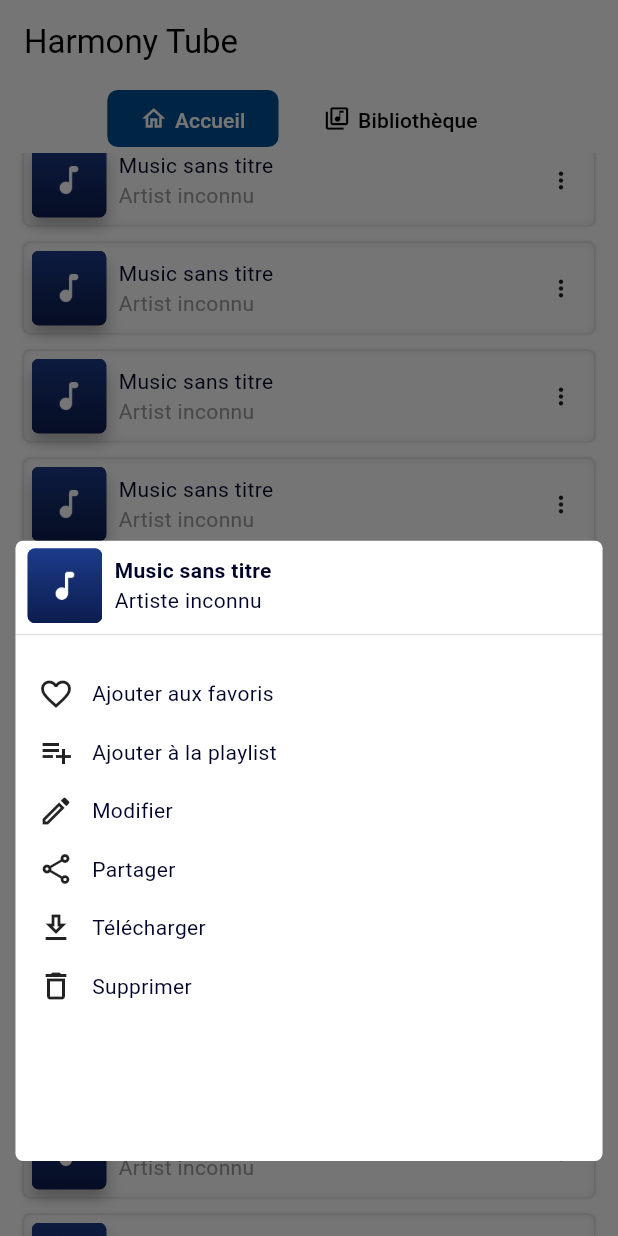
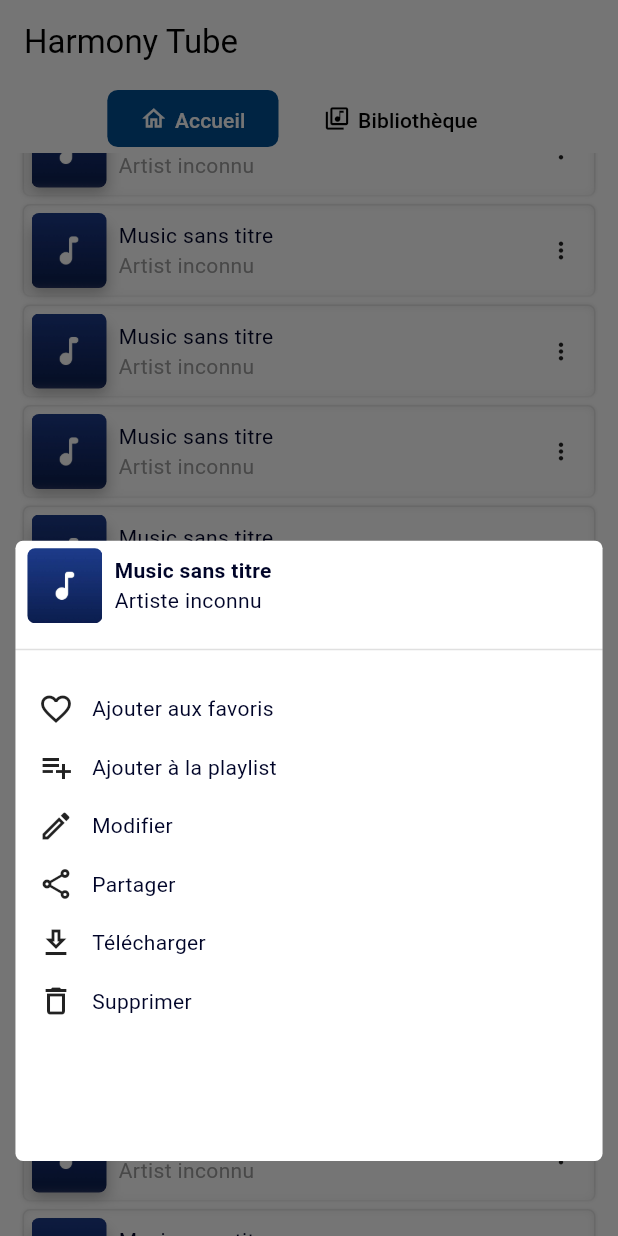
Before and after one commit to assadi-dev/harmony-tube, a Flutter app: the screen it shows after launch, scrolled down 576 dp, after a tap on the "more vert" icon, on a phone screen of 412 x 824 dp. Run offline on Flutter 3.47's test engine with Material 3 defaults, Android fonts, the phone set to English and light mode, and no system bars; drawn by our look-alikes of buttons_tabbar; our stand-ins replace flutter_bloc, get_it, go_router, sliding_up_panel; missing offline and left inert: flutter_sticky_widgets, wolt_modal_sheet.

Commit message:
refacto de modal bottomSheet

```diff
--- a/lib/config/app_config.dart
+++ b/lib/config/app_config.dart
@@ -13,3 +13,4 @@
 const double close_icon_size = 18;
 const double border_button = 5.00;
 const double more_icon_size = 18;
+const double list_spacing_icon_size = 5;
--- a/lib/screens/home/all_songs_container.dart
+++ b/lib/screens/home/all_songs_container.dart
@@ -2,6 +2,7 @@
 import 'package:flutter_sticky_widgets/flutter_sticky_widgets.dart';
 import 'package:harmony_tube/config/app_config.dart';
 import 'package:harmony_tube/widgets/cards/music_card.dart';
+import 'package:harmony_tube/widgets/modals/more_actions_list.dart';
 
 import 'carousel/carousel_home.dart';
 
@@ -74,11 +75,13 @@
               SizedBox(height: 80),
               ListView.separated(
                 physics: NeverScrollableScrollPhysics(),
-                separatorBuilder: (context, index) => const SizedBox(height: 10,),
+                separatorBuilder: (context, index) => const SizedBox(height: list_spacing_icon_size,),
                 shrinkWrap: true,
                 itemCount: 100,
                 itemBuilder: (BuildContext context, int index) {
-                  return MusicCard();
+                  final String id = index.toString();
+                  final moreActions = MoreActionsList(context: context,  id: id);
+                  return MusicCard(moreOptionWidget: moreActions.musicCardActions(),);
                 },
               ),
             ],
--- a/lib/screens/playlist_screens/playlist_contents.dart
+++ b/lib/screens/playlist_screens/playlist_contents.dart
@@ -1,4 +1,5 @@
 import 'package:flutter/material.dart';
+import 'package:harmony_tube/config/app_config.dart';
 import 'package:harmony_tube/screens/playlist_screens/mocks/playlist_mocks.dart';
 import 'package:harmony_tube/widgets/cards/playlist_card.dart';
 
@@ -14,7 +15,7 @@
 
       padding: const EdgeInsets.all(15),
       child: ListView.separated(
-        separatorBuilder: (context, index) => const SizedBox(height: 10,),
+        separatorBuilder: (context, index) => const SizedBox(height: list_spacing_icon_size,),
         shrinkWrap: true,
         itemCount: playlists.length,
         itemBuilder: (context, index) {
--- a/lib/widgets/cards/music_card.dart
+++ b/lib/widgets/cards/music_card.dart
@@ -4,10 +4,49 @@
 import 'package:harmony_tube/widgets/app_text_theme.dart';
 import 'package:harmony_tube/widgets/cards/card.dart';
 import 'package:harmony_tube/widgets/cards/music_modal_action.dart';
+import 'package:harmony_tube/widgets/cards/playlist_card.dart';
 import 'package:harmony_tube/widgets/text_with_icon_gesture.dart';
 
+
+/*class MusicCardListOptions {
+
+  final Widget moreOptionWidget;
+
+  MusicCardListOptions({required this.moreOptionWidget});
+
+  void openModalBottomSheet(BuildContext context) async {
+    await showModalBottomSheet(
+      useRootNavigator: true,
+      backgroundColor: Colors.transparent,
+      context: context,
+      builder: (ctx) =>
+          Container(
+            decoration: BoxDecoration(
+              borderRadius: BorderRadius.circular(5),
+              color: Colors.white,
+            ),
+            margin: EdgeInsets.only(bottom: 50),
+            height: MediaQuery
+                .of(ctx)
+                .size
+                .height * 0.55,
+            width: MediaQuery
+                .of(ctx)
+                .size
+                .width * 0.95,
+            child: MusicModalAction(child: Padding(
+              padding: EdgeInsets.all(15), child: moreOptionWidget,),),
+          ),
+    );
+  }
+
+}
+*/
+
 class MusicCard extends StatelessWidget {
-  const MusicCard({super.key});
+  final Widget moreOptionWidget;
+
+  const MusicCard({super.key,required this.moreOptionWidget});
 
   @override
   Widget build(BuildContext context) {
@@ -21,7 +60,7 @@
             Row(spacing: 8,
               crossAxisAlignment: CrossAxisAlignment.center,
               children: [MediaPreview(), MediaInfos()],),
-            MoreButton()
+            MoreButton(moreOptionWidget: moreOptionWidget)
           ],
         ),
       ),
@@ -29,38 +68,22 @@
   }
 }
 
-void openModalBottomSheet(BuildContext context) async {
-  await showModalBottomSheet(
-    useRootNavigator: true,
-    backgroundColor: Colors.transparent,
-    context: context,
-    builder: (ctx) =>
-        Container(
-          decoration: BoxDecoration(
-            borderRadius: BorderRadius.circular(5),
-            color: Colors.white,
-          ),
-          margin: EdgeInsets.only(bottom: 50),
-          height: MediaQuery
-              .of(ctx)
-              .size
-              .height * 0.55,
-          width: MediaQuery
-              .of(ctx)
-              .size
-              .width * 0.95,
-          child: MusicModalAction(child: Padding(
-            padding: EdgeInsets.all(15), child: MoreOptionList(),),),
-        ),
-  );
-}
+
 
 class MoreButton extends StatelessWidget {
+
+  final Widget moreOptionWidget;
+
+  const MoreButton({super.key, required this.moreOptionWidget});
+
   @override
   Widget build(BuildContext context) {
+
+    final modalBottomSheet = OpenModalBottomSheet(context: context, moreOptionWidget: moreOptionWidget);
+
     return InkResponse(
       onTap: () {
-        openModalBottomSheet(context);
+        modalBottomSheet.openModal();
       },
       child: Container(
           padding: EdgeInsets.all(8),
@@ -68,6 +91,45 @@
         child: Icon(Icons.more_vert, size: more_icon_size,),),
     );
   }
+}
+
+class OpenModalBottomSheet {
+
+  final Widget moreOptionWidget;
+  final BuildContext context;
+
+
+  OpenModalBottomSheet(
+      { required this.context, required this.moreOptionWidget});
+
+  void openModal() async {
+    await showModalBottomSheet(
+      useRootNavigator: true,
+      backgroundColor: Colors.transparent,
+      context: context,
+      builder: (ctx) =>
+          Container(
+            decoration: BoxDecoration(
+              borderRadius: BorderRadius.circular(5),
+              color: Colors.white,
+            ),
+            margin: EdgeInsets.only(bottom: 50),
+            height: MediaQuery
+                .of(ctx)
+                .size
+                .height * 0.65,
+            width: MediaQuery
+                .of(ctx)
+                .size
+                .width * 0.95,
+            child: MusicModalAction(
+              title: "Music sans titre",
+              child: Padding(
+                padding: EdgeInsets.all(15), child: moreOptionWidget,),),
+          ),
+    );
+  }
+
 }
 
 class MediaPreview extends StatelessWidget {
@@ -136,39 +198,3 @@
     );
   }
 }
-
-class MoreOptionList extends StatelessWidget {
-  @override
-  Widget build(BuildContext context) {
-    return Column(
-      crossAxisAlignment: CrossAxisAlignment.start,
-      mainAxisAlignment: MainAxisAlignment.start,
-      spacing: 15,
-      children: [
-
-        TextWithIconGesture(
-            text: "Ajouter aux favoris",
-            icon: Icons.favorite_border,
-            onTap: () => MusicModalHandler.add_favorite(context, "1")),
-        TextWithIconGesture(
-            text: "Ajouter à la playlist",
-            icon: Icons.playlist_add_outlined,
-            onTap: () => MusicModalHandler.add_to_playlist(context, "1", "1")),
-        TextWithIconGesture(text: "Modifier",
-            icon: Icons.edit_outlined,
-            onTap: () => MusicModalHandler.edit_music(context, "1")),
-        TextWithIconGesture(text: "Partager",
-            icon: Icons.share_outlined,
-            onTap: () => MusicModalHandler.share_music(context, "1")),
-        TextWithIconGesture(text: "Télécharger",
-            icon: Icons.download_outlined,
-            onTap: () => MusicModalHandler.download_music(context, "1")),
-        TextWithIconGesture(text: "Supprimer",
-            icon: Icons.delete_outline,
-            onTap: () => MusicModalHandler.delete_music(context, "1")),
-
-      ],
-    );
-  }
-
-}
--- a/lib/widgets/cards/header_bottom_sheet.dart
+++ b/lib/widgets/cards/music_header_bottom_sheet.dart
@@ -2,12 +2,12 @@
 import 'package:harmony_tube/config/app_config.dart';
 import 'package:harmony_tube/widgets/app_text_theme.dart';
 
-class HeaderBottomSheet extends StatefulWidget {
+class MusicHeaderBottomSheet extends StatefulWidget {
   final String title;
   final String? description;
   final String? imageSrc;
 
-  const HeaderBottomSheet({
+  const MusicHeaderBottomSheet({
     super.key,
     required this.title,
     this.description,
@@ -15,10 +15,10 @@
   });
 
   @override
-  State<HeaderBottomSheet> createState() => _HeaderBottomSheetState();
+  State<MusicHeaderBottomSheet> createState() => _MusicHeaderBottomSheetState();
 }
 
-class _HeaderBottomSheetState extends State<HeaderBottomSheet> {
+class _MusicHeaderBottomSheetState extends State<MusicHeaderBottomSheet> {
   late String title;
   String? description;
   String? imageSrc;
--- a/lib/widgets/cards/music_modal_action.dart
+++ b/lib/widgets/cards/music_modal_action.dart
@@ -1,26 +1,31 @@
 
 
 import 'package:flutter/material.dart';
-import 'package:harmony_tube/widgets/cards/header_bottom_sheet.dart';
+import 'package:harmony_tube/widgets/cards/music_header_bottom_sheet.dart';
 
 class MusicModalAction extends StatelessWidget {
+  final String title;
+  final Widget child;
 
-  final Widget child;
-  const MusicModalAction({super.key,this.child = const SizedBox()});
+  const MusicModalAction({
+    super.key,
+    required this.title,
+    this.child = const SizedBox(),
+  });
 
   @override
   Widget build(BuildContext context) {
 
     return Column(
+      spacing: 10,
       children: [
-        HeaderBottomSheet(
-title: "Music sans titre",
+        MusicHeaderBottomSheet(
+          title: title,
         ),
         Divider(
           height: 5,
           color: Colors.black12,
         ),
-        SizedBox(height: 10,),
         child
       ],
     );
--- a/lib/widgets/cards/playlist_card.dart
+++ b/lib/widgets/cards/playlist_card.dart
@@ -65,7 +65,16 @@
 }
 
 
-void openModalBottomSheet(BuildContext context) async {
+class OpenModalBottomSheet {
+
+  final Widget moreOptionWidget;
+  final BuildContext context;
+
+
+  OpenModalBottomSheet(
+      { required this.context, required this.moreOptionWidget});
+
+  void openModal() async {
     await showModalBottomSheet(
       useRootNavigator: true,
       backgroundColor: Colors.transparent,
@@ -85,19 +94,28 @@
                 .of(ctx)
                 .size
                 .width * 0.95,
-          child: PlaylistModalAction(child: Padding(
-            padding: EdgeInsets.all(15), child: MoreOptionList(),),),
+            child: PlaylistModalAction(
+              title: "Playlist sans titre",
+              child: Padding(
+                padding: EdgeInsets.all(15), child: moreOptionWidget,),),
           ),
     );
   }
+
+}
+
 
 
 class MoreButton extends StatelessWidget {
   @override
   Widget build(BuildContext context) {
+    final modalBottomSheet = OpenModalBottomSheet(
+        context: context, moreOptionWidget: MoreOptionList());
+
+
     return InkResponse(
       onTap: () {
-        openModalBottomSheet(context);
+        modalBottomSheet.openModal();
       },
       child: Container(
           padding: EdgeInsets.all(8),
--- a/lib/widgets/cards/playlist_header_bottom_sheet.dart
+++ b/lib/widgets/cards/playlist_header_bottom_sheet.dart
@@ -5,13 +5,13 @@
 
 class PlaylistHeaderBottomSheet extends StatefulWidget {
   final String title;
-  final String? description;
+  final String? subtitle;
   final String? imageSrc;
 
   const PlaylistHeaderBottomSheet({
     super.key,
     required this.title,
-    this.description,
+    this.subtitle,
     this.imageSrc,
   });
 
@@ -27,7 +27,7 @@
   @override
   void initState() {
     title = widget.title;
-    description = widget.description;
+    description = widget.subtitle;
     imageSrc = widget.imageSrc;
     super.initState();
   }
--- /dev/null
+++ b/lib/widgets/modals/danger_music_actions.dart
@@ -0,0 +1,30 @@
+import 'package:flutter/material.dart';
+import 'package:harmony_tube/services/musique_actions_services.dart';
+import 'package:harmony_tube/widgets/text_with_icon_gesture.dart';
+
+class DangerMusicActions {
+
+  final BuildContext context;
+  final String id;
+  final dynamic extras;
+
+  const DangerMusicActions({ required  this.context, required  this.id,this.extras = null});
+
+  Widget removeTrackAction () {
+    return TextWithIconGesture(
+      text: "Supprimer",
+      icon: Icons.delete_outline,
+      onTap: () => MusicModalHandler.delete_music(context, id),
+    );
+  }
+
+  Widget removeTrackToPlaylistAction () {
+    return TextWithIconGesture(
+      text: "Retirer de la playlist",
+      icon: Icons.delete_outline,
+      onTap: () => MusicModalHandler.delete_music(context, id),
+    );
+  }
+
+
+}
--- /dev/null
+++ b/lib/widgets/modals/more_actions_list.dart
@@ -0,0 +1,77 @@
+import 'package:flutter/material.dart';
+import 'package:harmony_tube/services/musique_actions_services.dart';
+import 'package:harmony_tube/widgets/modals/danger_music_actions.dart';
+import 'package:harmony_tube/widgets/text_with_icon_gesture.dart';
+
+
+List<Widget> basicActions(BuildContext context, String musicId) =>
+    [ TextWithIconGesture(
+      text: "Ajouter aux favoris",
+      icon: Icons.favorite_border,
+      onTap: () => MusicModalHandler.add_favorite(context, "1"),
+    ),
+      TextWithIconGesture(
+        text: "Ajouter à la playlist",
+        icon: Icons.playlist_add_outlined,
+        onTap: () => MusicModalHandler.add_to_playlist(context, "1", "1"),
+      ),
+      TextWithIconGesture(
+        text: "Modifier",
+        icon: Icons.edit_outlined,
+        onTap: () => MusicModalHandler.edit_music(context, "1"),
+      ),
+      TextWithIconGesture(
+        text: "Partager",
+        icon: Icons.share_outlined,
+        onTap: () => MusicModalHandler.share_music(context, "1"),
+      ),
+      TextWithIconGesture(
+        text: "Télécharger",
+        icon: Icons.download_outlined,
+        onTap: () => MusicModalHandler.download_music(context, "1"),
+      ),
+    ];
+
+
+
+
+class MoreActionsList {
+
+  final BuildContext context;
+  final String id;
+  MoreActionsList( { required this.context, required this.id});
+
+  Widget musicCardActions() {
+
+    final dangerAction = DangerMusicActions(context:context,id: id);
+
+    List<Widget> children = basicActions(context,id);
+    children.add(dangerAction.removeTrackAction());
+
+    return Column(
+      crossAxisAlignment: CrossAxisAlignment.start,
+      mainAxisAlignment: MainAxisAlignment.start,
+      spacing: 15,
+      children: children,
+    );
+  }
+
+  Widget musicPlaylistActions() {
+
+    final dangerAction = DangerMusicActions(context:context,id: id);
+
+    List<Widget> children = basicActions(context,id);
+    children.add(dangerAction.removeTrackAction());
+    children.add(dangerAction.removeTrackToPlaylistAction());
+
+    return Column(
+      crossAxisAlignment: CrossAxisAlignment.start,
+      mainAxisAlignment: MainAxisAlignment.start,
+      spacing: 15,
+      children: children,
+    );
+  }
+
+
+
+}
```
Also changed, not shown: lib/screens/playlist_details/playlist_detail_silver_widgets.dart (+8 -8 lines), lib/widgets/cards/playlist_modal_action.dart (+5 -3 lines). Lines whose indentation alone changed are shown as unchanged.
